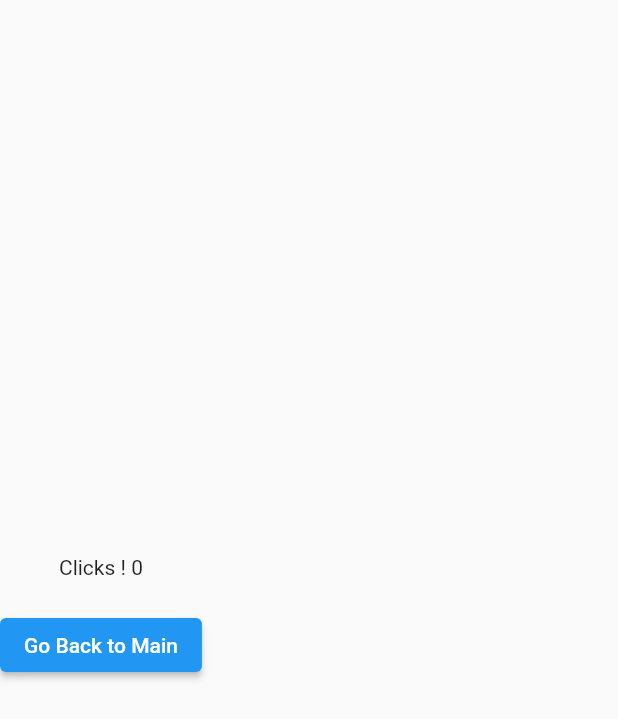
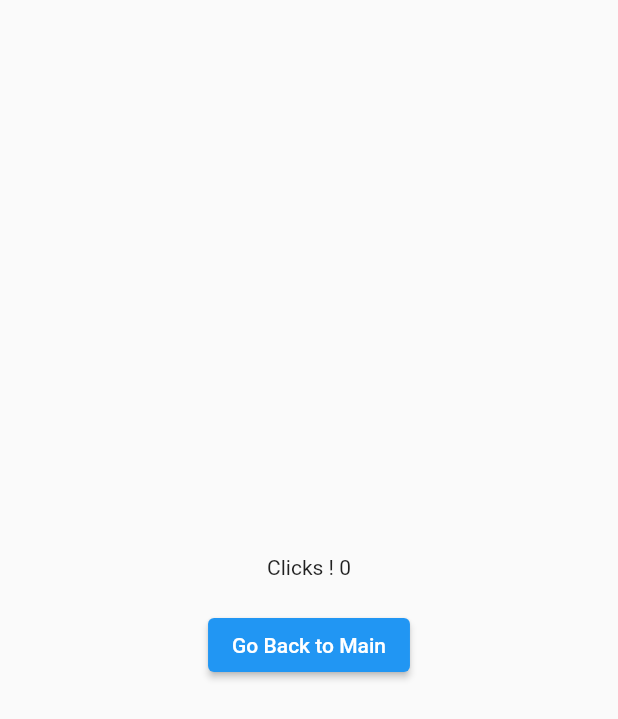
Before and after one commit to abdullahwale/new_summer_practice, a Flutter app: the screen it shows after launch, after a tap on "Open Other Screen", on a phone screen of 412 x 824 dp. Shown: the top 719 px of the screen. Run offline on Flutter 3.47's test engine with Material 2 defaults, Android fonts, the phone set to English and light mode, and no system bars; our stand-ins replace audioplayers, flutter_svg, get.

Commit message:
Complete Counter app in GETx

```diff
--- a/getx_counter_app/lib/screens/home.dart
+++ b/getx_counter_app/lib/screens/home.dart
@@ -8,19 +8,29 @@ class HomeScreen extends StatelessWidget {
   @override
   Widget build(BuildContext context) {
     return Scaffold(
-      body: Column(
+      body: Obx(
+        () => Column(
           mainAxisAlignment: MainAxisAlignment.center,
           children: [
-          Text("Clicks ! ${counter.count.value}"),
+            Center(child: Text("Clicks ! ${counter.count.value}")),
             SizedBox(
               height: 20,
             ),
-          ElevatedButton(
+            Center(
+              child: ElevatedButton(
                   onPressed: () {
                     Get.to(OtherScreen());
                   },
-              child: Text("Open Other Screen"))
+                  child: Text("Open Other Screen")),
+            )
           ],
+        ),
+      ),
+      floatingActionButton: FloatingActionButton(
+        onPressed: () {
+          counter.increment();
+        },
+        child: Icon(Icons.add),
       ),
     );
   }
--- a/getx_counter_app/lib/screens/other.dart
+++ b/getx_counter_app/lib/screens/other.dart
@@ -10,15 +10,17 @@ class OtherScreen extends StatelessWidget {
       body: Column(
         mainAxisAlignment: MainAxisAlignment.center,
         children: [
-          Text("Clicks ! ${_controller.count.value}"),
+          Center(child: Text("Clicks ! ${_controller.count.value}")),
           SizedBox(
             height: 20,
           ),
-          ElevatedButton(
-              onPressed: () {
-                Get.back();
-              },
-              child: Text("Go Back to Main"))
+          Center(
+            child: ElevatedButton(
+                onPressed: () {
+                  Get.back();
+                },
+                child: Text("Go Back to Main")),
+          )
         ],
       ),
     );
```
Also changed, not shown: getx_counter_app/pubspec.lock. Lines whose indentation alone changed are shown as unchanged.
